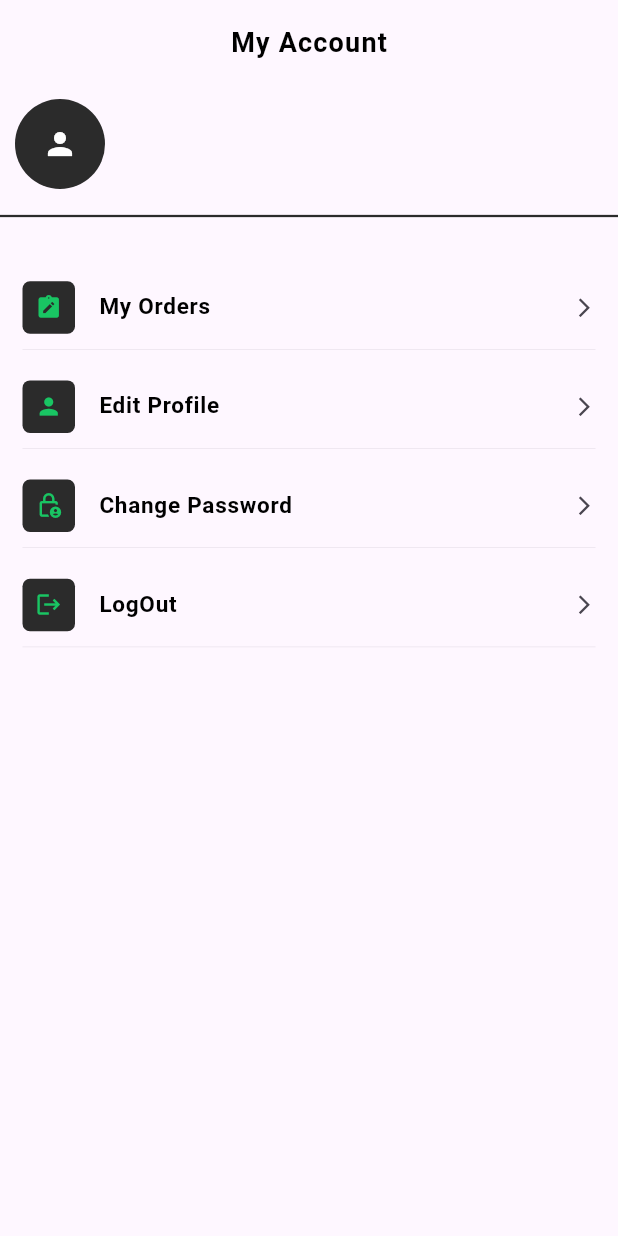
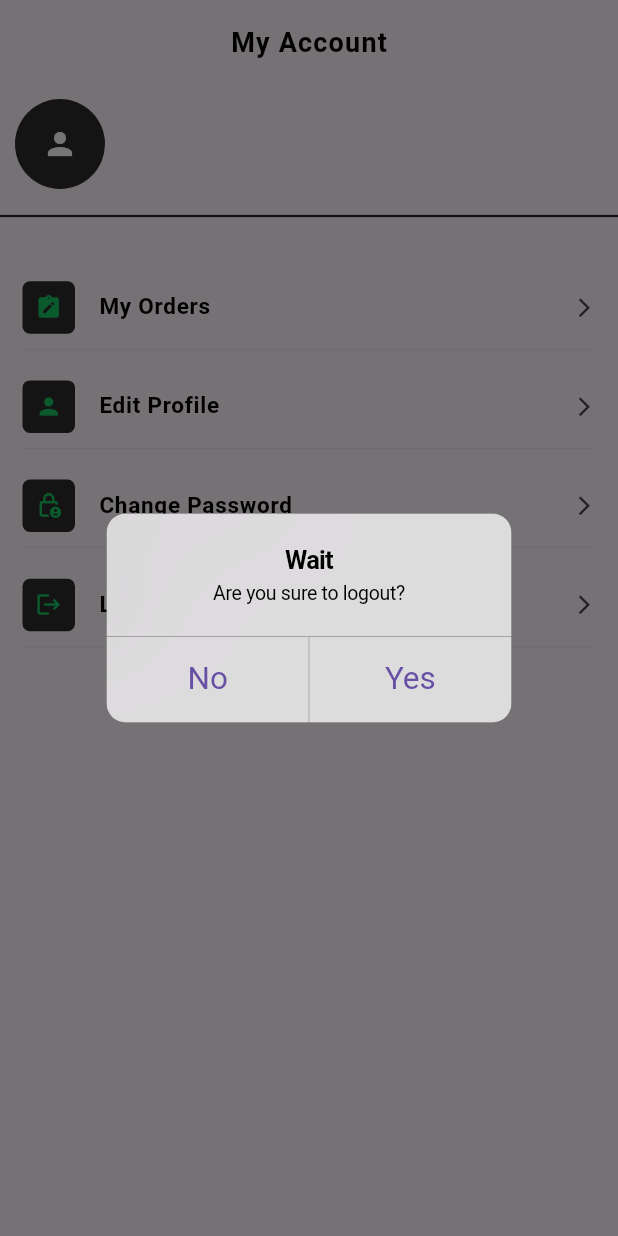
Before and after one commit to ihsankhan-752/SmartMar-User-Side, a Flutter app: the ProfileScreen screen opened directly, after a tap on "LogOut", on a phone screen of 412 x 824 dp. Run offline on Flutter 3.47's test engine with Material 3 defaults, Android fonts, the light colour scheme and no system bars; our stand-ins replace cloud_firestore, firebase_auth, firebase_core, firebase_messaging, firebase_storage, flutter_easyloading and 12 more; missing offline and left inert: country_state_city_picker, flutter_stripe, staggered_grid_view_flutter; accounts and stored records are empty; Roboto replaces fonts that are missing (Acme).

Commit message:
Profile page and sections completely done

```diff
--- a/lib/screens/bottom_nav_bar/profile/profile_screen.dart
+++ b/lib/screens/bottom_nav_bar/profile/profile_screen.dart
@@ -1,8 +1,12 @@
 import 'package:flutter/material.dart';
+import 'package:get/get_core/src/get_main.dart';
+import 'package:get/get_navigation/get_navigation.dart';
 import 'package:provider/provider.dart';
 import 'package:smart_mart_user_side/screens/bottom_nav_bar/profile/change_password/change_password_screen.dart';
 import 'package:smart_mart_user_side/screens/bottom_nav_bar/profile/edit_profile/edit_profile_screen.dart';
 import 'package:smart_mart_user_side/screens/bottom_nav_bar/profile/widgets/profile_listtile_widget.dart';
+import 'package:smart_mart_user_side/services/auth_services.dart';
+import 'package:smart_mart_user_side/widgets/alert_dilog.dart';
 
 import '../../../constants/colors.dart';
 import '../../../constants/navigations.dart';
@@ -83,7 +87,18 @@ class _ProfileScreenState extends State<ProfileScreen> {
             title: "Change Password",
           ),
           ProfileListTileWidget(
-            onPressed: () {},
+            onPressed: () {
+              customAlertDialogBox(
+                  context: context,
+                  title: "Wait",
+                  content: "Are you sure to logout?",
+                  plusBtnClicked: () {
+                    AuthServices.signOut(context);
+                  },
+                  negativeBtnClicked: () {
+                    Get.back();
+                  });
+            },
             icon: Icons.logout,
             title: "LogOut",
           ),
```
